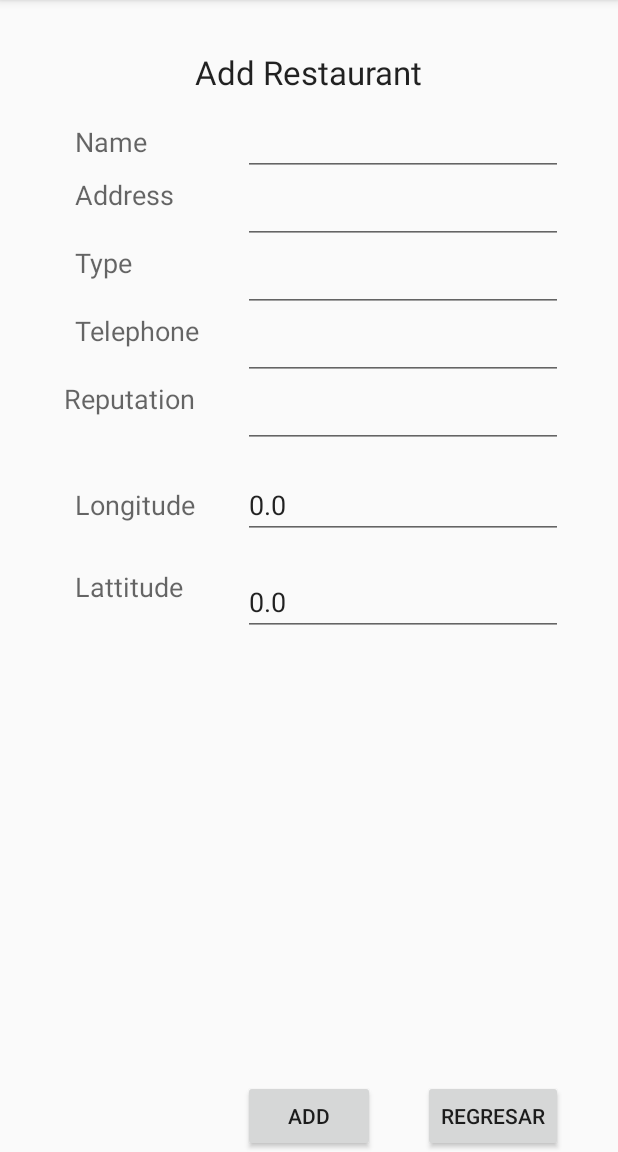
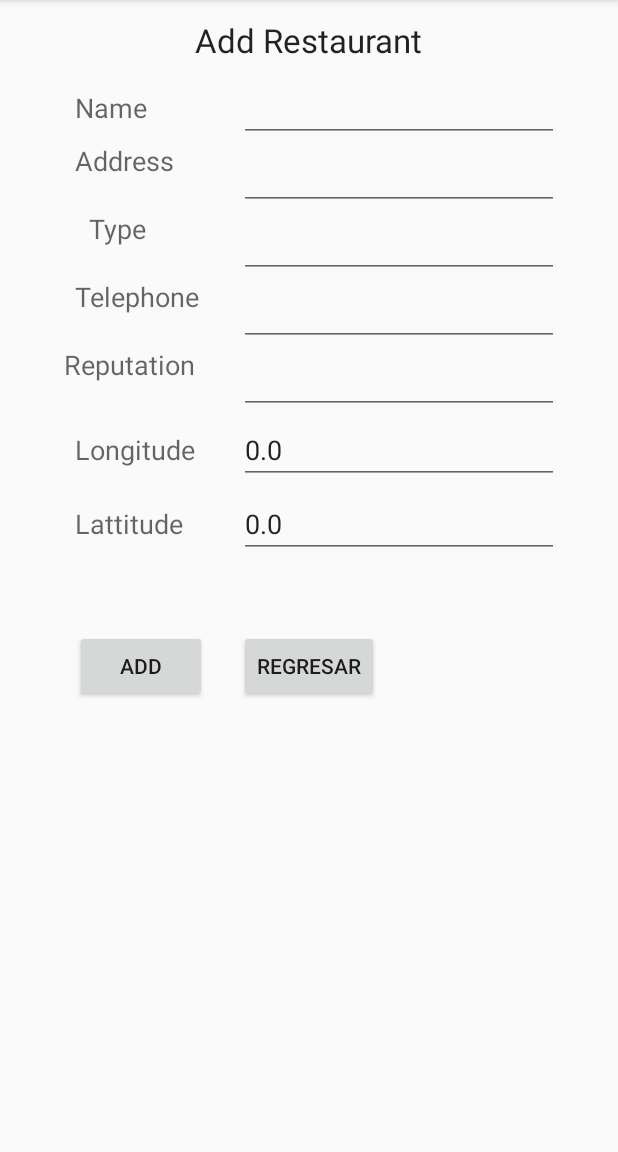
Before and after one commit to felixa01226058/MOVILESFINAL, an Android app: the fragment AddRestaurantFragment shown on its own in the app's theme, on a phone screen of 412 x 824 dp, the part 84-1236 px from its top. Run offline under Robolectric (Android 15) with nearby library versions, the phone set to English and light mode, and no system bars; our stand-ins replace Firebase (no records; nobody signed in at launch, a user with empty details on screens opened directly).

Commit message:
docuemntacion creada

```diff
--- a/app/src/main/res/layout/fragment_add_restaurant.xml
+++ b/app/src/main/res/layout/fragment_add_restaurant.xml
@@ -14,35 +14,6 @@
         android:layout_below="@+id/resTelephoneEditText"
         android:layout_alignEnd="@+id/resTelephoneEditText"
         android:id="@+id/resReputationEditText" />
-
-    <TextView
-        android:text="Add Restaurant"
-        android:layout_width="wrap_content"
-        android:layout_height="wrap_content"
-        android:layout_marginTop="33dp"
-        android:id="@+id/textView3"
-        android:textAppearance="@style/TextAppearance.AppCompat.Large"
-        android:layout_alignParentTop="true"
-        android:layout_centerHorizontal="true" />
-
-    <EditText
-        android:layout_width="wrap_content"
-        android:layout_height="wrap_content"
-        android:inputType="textPersonName"
-        android:ems="10"
-        android:id="@+id/longitude"
-        android:layout_alignBaseline="@+id/textView21"
-        android:layout_alignBottom="@+id/textView21"
-        android:layout_alignStart="@+id/resAddressEditText" />
-
-    <Button
-        android:text="Add"
-        android:layout_width="wrap_content"
-        android:layout_height="wrap_content"
-        android:id="@+id/addButtonNew"
-        android:layout_alignBaseline="@+id/button6"
-        android:layout_alignBottom="@+id/button6"
-        android:layout_centerHorizontal="true" />
 
     <TextView
         android:text="Telephone"
@@ -62,26 +33,6 @@
         android:layout_below="@+id/resTelephoneEditText"
         android:layout_toStartOf="@+id/textView3" />
 
-    <TextView
-        android:text="Name"
-        android:layout_width="wrap_content"
-        android:layout_height="wrap_content"
-        android:layout_marginTop="19dp"
-        android:id="@+id/textView8"
-        android:textAppearance="@style/TextAppearance.AppCompat.Medium"
-        android:layout_below="@+id/textView3"
-        android:layout_alignStart="@+id/textView21" />
-
-    <EditText
-        android:layout_width="wrap_content"
-        android:layout_height="wrap_content"
-        android:inputType="textPersonName"
-        android:ems="10"
-        android:id="@+id/resNameEditText"
-        android:layout_alignBaseline="@+id/textView8"
-        android:layout_alignBottom="@+id/textView8"
-        android:layout_alignEnd="@+id/button6" />
-
     <EditText
         android:layout_width="wrap_content"
         android:layout_height="wrap_content"
@@ -100,44 +51,6 @@
         android:layout_below="@+id/resAddressEditText"
         android:layout_alignStart="@+id/resAddressEditText" />
 
-    <EditText
-        android:layout_width="wrap_content"
-        android:layout_height="wrap_content"
-        android:inputType="textPersonName"
-        android:ems="10"
-        android:id="@+id/resTelephoneEditText"
-        android:layout_below="@+id/resTypeEditText"
-        android:layout_alignStart="@+id/addButtonNew" />
-
-    <TextView
-        android:text="Lattitude"
-        android:layout_width="wrap_content"
-        android:layout_height="wrap_content"
-        android:id="@+id/textView22"
-        android:textAppearance="@style/TextAppearance.AppCompat.Medium"
-        android:layout_marginTop="19dp"
-        android:layout_below="@+id/longitude"
-        android:layout_alignStart="@+id/textView21" />
-
-    <TextView
-        android:text="Longitude"
-        android:layout_width="wrap_content"
-        android:layout_height="wrap_content"
-        android:id="@+id/textView21"
-        android:textAppearance="@style/TextAppearance.AppCompat.Medium"
-        android:layout_marginTop="25dp"
-        android:layout_below="@+id/resReputationEditText"
-        android:layout_alignEnd="@+id/textView12" />
-
-    <EditText
-        android:layout_width="wrap_content"
-        android:layout_height="wrap_content"
-        android:inputType="textPersonName"
-        android:ems="10"
-        android:id="@+id/latitude"
-        android:layout_alignTop="@+id/textView22"
-        android:layout_alignStart="@+id/longitude" />
-
     <TextView
         android:text="Address"
         android:layout_width="wrap_content"
@@ -147,6 +60,27 @@
         android:layout_below="@+id/resNameEditText"
         android:layout_alignStart="@+id/textView8" />
 
+    <EditText
+        android:layout_width="wrap_content"
+        android:layout_height="wrap_content"
+        android:inputType="textPersonName"
+        android:ems="10"
+        android:id="@+id/resNameEditText"
+        android:layout_alignBaseline="@+id/textView8"
+        android:layout_alignBottom="@+id/textView8"
+        android:layout_alignLeft="@+id/button6"
+        android:layout_alignStart="@+id/button6" />
+
+    <EditText
+        android:layout_width="wrap_content"
+        android:layout_height="wrap_content"
+        android:inputType="textPersonName"
+        android:ems="10"
+        android:id="@+id/resTelephoneEditText"
+        android:layout_below="@+id/resTypeEditText"
+        android:layout_alignLeft="@+id/resTypeEditText"
+        android:layout_alignStart="@+id/resTypeEditText" />
+
     <TextView
         android:text="Type"
         android:layout_width="wrap_content"
@@ -154,15 +88,91 @@
         android:id="@+id/textView10"
         android:textAppearance="@style/TextAppearance.AppCompat.Medium"
         android:layout_below="@+id/resAddressEditText"
-        android:layout_alignStart="@+id/textView9" />
+        android:layout_alignRight="@+id/textView8"
+        android:layout_alignEnd="@+id/textView8" />
+
+    <TextView
+        android:text="Name"
+        android:layout_width="wrap_content"
+        android:layout_height="wrap_content"
+        android:layout_marginTop="18dp"
+        android:id="@+id/textView8"
+        android:textAppearance="@style/TextAppearance.AppCompat.Medium"
+        android:layout_below="@+id/textView3"
+        android:layout_alignLeft="@+id/textView21"
+        android:layout_alignStart="@+id/textView21" />
+
+    <TextView
+        android:text="Longitude"
+        android:layout_width="wrap_content"
+        android:layout_height="wrap_content"
+        android:id="@+id/textView21"
+        android:textAppearance="@style/TextAppearance.AppCompat.Medium"
+        android:layout_marginTop="11dp"
+        android:layout_below="@+id/resReputationEditText"
+        android:layout_alignRight="@+id/textView12"
+        android:layout_alignEnd="@+id/textView12" />
+
+    <EditText
+        android:layout_width="wrap_content"
+        android:layout_height="wrap_content"
+        android:inputType="textPersonName"
+        android:ems="10"
+        android:id="@+id/latitude"
+        android:layout_alignBaseline="@+id/textView22"
+        android:layout_alignBottom="@+id/textView22"
+        android:layout_alignLeft="@+id/longitude"
+        android:layout_alignStart="@+id/longitude" />
+
+    <EditText
+        android:layout_width="wrap_content"
+        android:layout_height="wrap_content"
+        android:inputType="textPersonName"
+        android:ems="10"
+        android:id="@+id/longitude"
+        android:layout_alignBaseline="@+id/textView21"
+        android:layout_alignBottom="@+id/textView21"
+        android:layout_alignLeft="@+id/resReputationEditText"
+        android:layout_alignStart="@+id/resReputationEditText" />
+
+    <TextView
+        android:text="Lattitude"
+        android:layout_width="wrap_content"
+        android:layout_height="wrap_content"
+        android:id="@+id/textView22"
+        android:textAppearance="@style/TextAppearance.AppCompat.Medium"
+        android:layout_marginTop="14dp"
+        android:layout_below="@+id/longitude"
+        android:layout_alignLeft="@+id/textView21"
+        android:layout_alignStart="@+id/textView21" />
 
     <Button
         android:text="regresar"
         android:layout_width="wrap_content"
         android:layout_height="wrap_content"
         android:id="@+id/button6"
-        android:layout_alignParentBottom="true"
-        android:layout_toRightOf="@+id/textView3"
-        android:layout_toEndOf="@+id/textView3" />
+        android:layout_alignBaseline="@+id/addButtonNew"
+        android:layout_alignBottom="@+id/addButtonNew"
+        android:layout_centerHorizontal="true" />
+
+    <TextView
+        android:text="Add Restaurant"
+        android:layout_width="wrap_content"
+        android:layout_height="wrap_content"
+        android:layout_marginTop="12dp"
+        android:id="@+id/textView3"
+        android:textAppearance="@style/TextAppearance.AppCompat.Large"
+        android:layout_alignParentTop="true"
+        android:layout_centerHorizontal="true" />
+
+    <Button
+        android:text="Add"
+        android:layout_width="wrap_content"
+        android:layout_height="wrap_content"
+        android:id="@+id/addButtonNew"
+        android:layout_below="@+id/latitude"
+        android:layout_alignLeft="@+id/textView22"
+        android:layout_alignStart="@+id/textView22"
+        android:layout_marginTop="48dp" />
 
 </RelativeLayout>
```
Also changed, not shown: app/src/main/res/layout/fragment_edit_restaurant.xml (+94 -83 lines), app/src/main/res/layout/fragment_restaurant_visualization.xml (+18 -12 lines).
